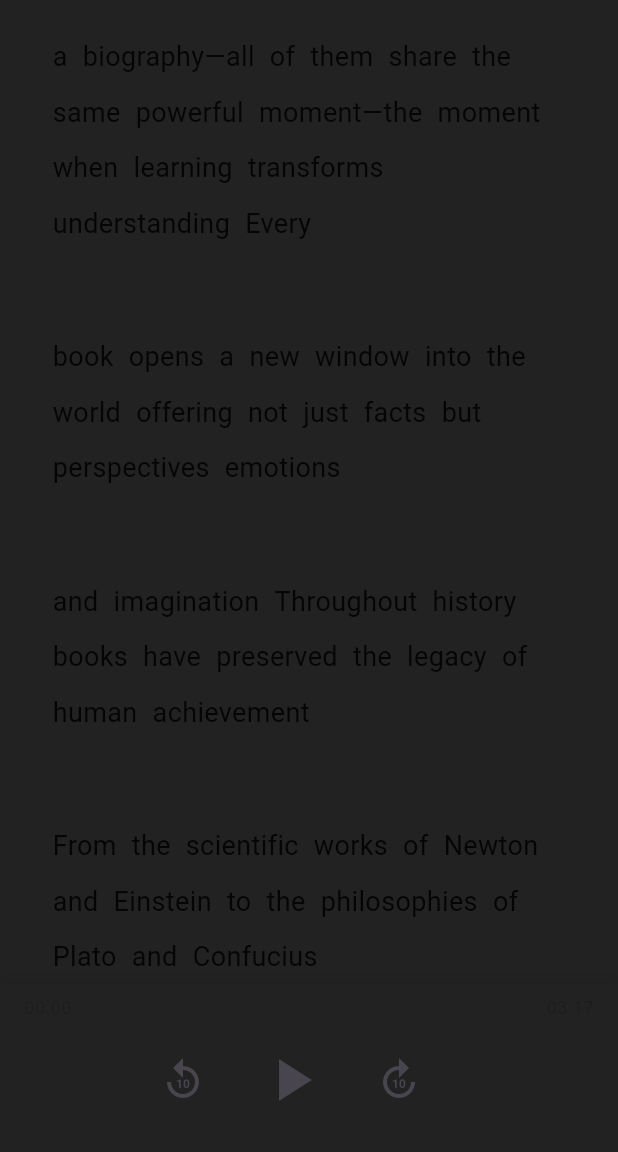
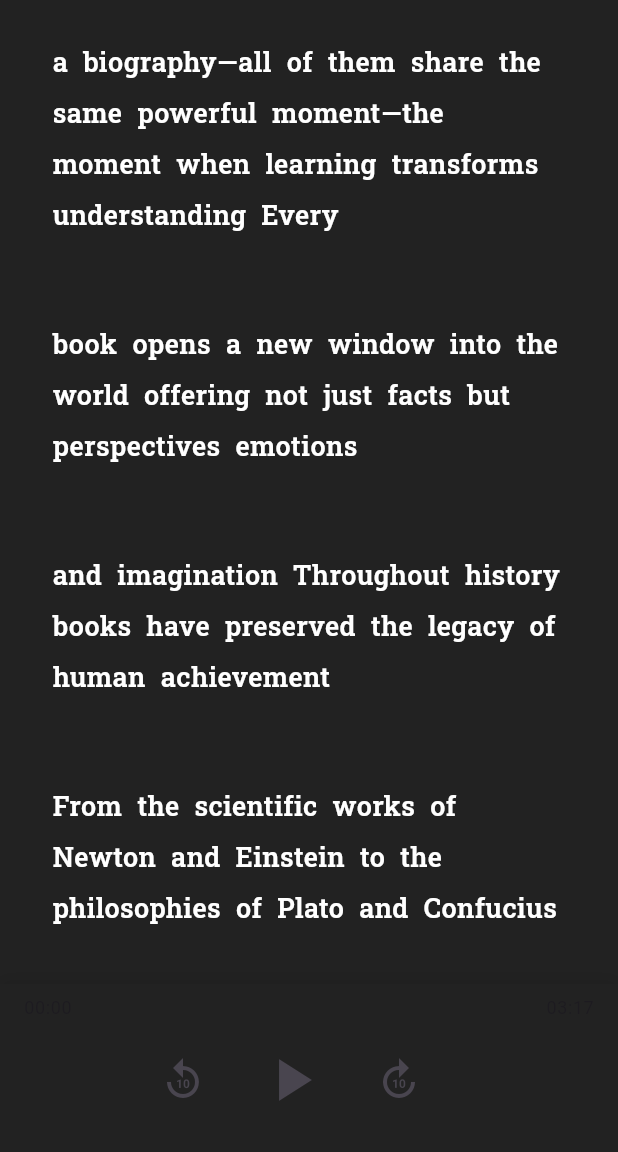
Before and after one commit to zenishorangepi-collab/StoryVerse, a Flutter app: the AudioHighlighterScreen screen opened directly, scrolled down 1152 dp, on a phone screen of 412 x 824 dp, the part 84-1236 px from its top. Run offline on Flutter 3.47's test engine with Material 3 defaults, Android fonts, the phone set to English and light mode, and no system bars; our stand-ins replace audioplayers, get, google_fonts; network calls fail.

Commit message:
audio screen ui change

```diff
--- a/lib/app/audio_text_screen/widgets/paragraph_widget.dart
+++ b/lib/app/audio_text_screen/widgets/paragraph_widget.dart
@@ -1,5 +1,7 @@
 import 'package:flutter/material.dart';
 import 'package:utsav_interview/app/audio_text_screen/models/paragrah_data_model.dart';
+import 'package:utsav_interview/core/common_color.dart';
+import 'package:utsav_interview/core/common_style.dart';
 
 
 class ParagraphWidget extends StatefulWidget {
@@ -36,12 +38,12 @@ class _ParagraphWidgetState extends State<ParagraphWidget> {
       padding: const EdgeInsets.all(16),
       decoration: BoxDecoration(
         color: widget.isCurrentParagraph
-            ? (isDark ? Colors.grey[800] : Colors.grey.withOpacity(0.05))
+            ? AppColors.colorBlue200
             : Colors.transparent,
         borderRadius: BorderRadius.circular(8),
-        border: widget.isCurrentParagraph
-            ? Border(left: BorderSide(color: theme.primaryColor, width: 3))
-            : null,
+        // border: widget.isCurrentParagraph
+        //     ? Border(left: BorderSide(color: theme.primaryColor, width: 3))
+        //     : null,
       ),
       child: Wrap(
         spacing: 4,
@@ -65,18 +67,13 @@ class _ParagraphWidgetState extends State<ParagraphWidget> {
           padding: const EdgeInsets.symmetric(horizontal: 3, vertical: 2),
           decoration: BoxDecoration(
             color: isCurrentWord
-                ? Colors.yellow.withOpacity(0.4)
-                : Colors.transparent,
+                ? AppColors.colorBlue500
+                : AppColors.colorTransparent,
             borderRadius: BorderRadius.circular(4),
           ),
           child: Text(
             word.word,
-            style: TextStyle(
-              fontSize: 18,
-              height: 1.6,
-              color: isDark ? Colors.white : Colors.black87,
-              fontWeight: isCurrentWord ? FontWeight.bold : FontWeight.normal,
-            ),
+            style: AppTextStyles.heading4
           ),
         ),
       );
--- a/lib/core/common_color.dart
+++ b/lib/core/common_color.dart
@@ -11,4 +11,7 @@ class AppColors {
   static const Color colorGrey = Colors.grey;
   static const Color colorBg = Color(0xff222222);
   static const Color colorAppBar = Color(0xff3b3b3b);
+  static const Color colorBlue200 = Color(0xff749AA1);
+  static const Color colorBlue500 = Color(0xff386A73);
+  static const Color colorTransparent = Colors.transparent;
 }
--- a/lib/core/common_style.dart
+++ b/lib/core/common_style.dart
@@ -1,5 +1,4 @@
 import 'package:flutter/material.dart';
-import 'package:get/get.dart';
 import 'package:google_fonts/google_fonts.dart';
 import 'package:utsav_interview/core/common_color.dart';
 
@@ -44,6 +43,10 @@ class AppTextStyles {
     fontSize: 14,
     color: AppColors.colorGrey,
   );
+  static TextStyle bodyMediumGrey16 = GoogleFonts.robotoSlab(
+    fontSize: 16,
+    color: AppColors.colorGrey,
+  );
 
   static TextStyle bodySmall = GoogleFonts.robotoSlab(
     fontSize: 12,
```
Also changed, not shown: lib/app/audio_text_screen/audio_text_controller.dart (+21 -1 lines), lib/app/audio_text_screen/audio_text_screen.dart (+125 -16 lines).
